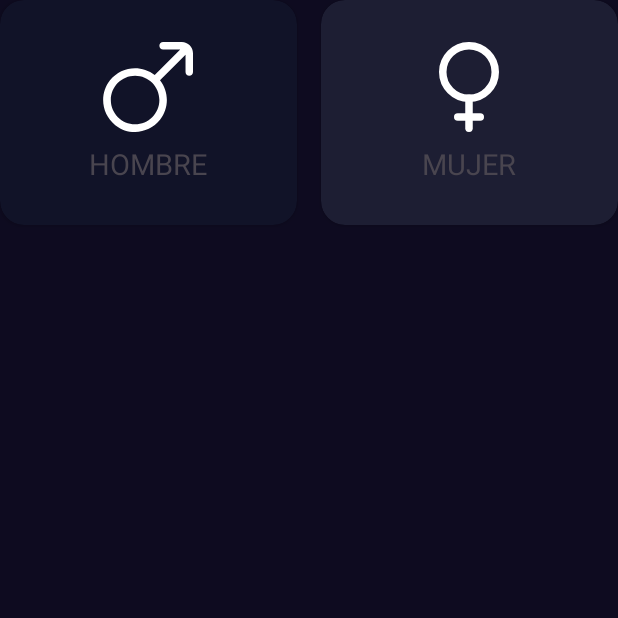
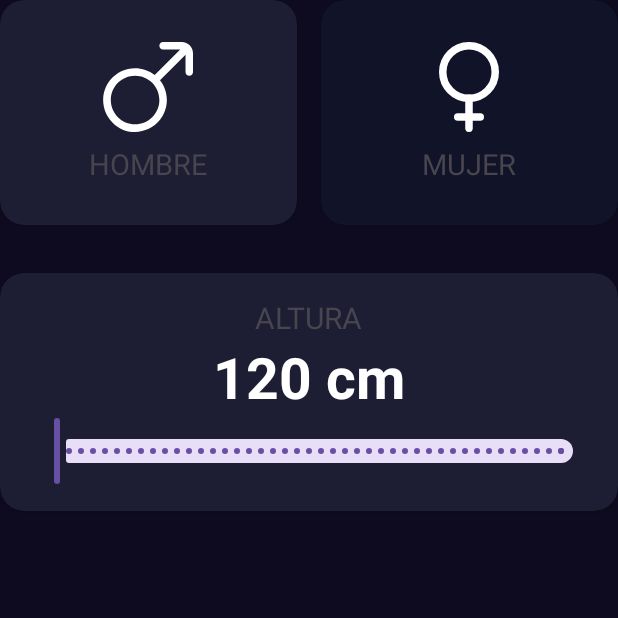
Before and after one commit to luarmoro123/inicio_desarrollador_movil, an Android app: the IMCApp screen opened directly, with no data from a screen before it, on a phone screen of 412 x 824 dp, the top half of it. Run offline under Robolectric (Android 15) with nearby library versions, the phone set to English and light mode, and no system bars.

Commit message:
mejora de diseño

```diff
--- a/app/src/main/java/com/example/prueba1/IMCApp.kt
+++ b/app/src/main/java/com/example/prueba1/IMCApp.kt
@@ -1,32 +1,46 @@
 package com.example.prueba1
 
+import android.icu.text.DecimalFormat
 import android.os.Bundle
+import android.support.v4.os.IResultReceiver
+import android.widget.TextView
 import androidx.activity.enableEdgeToEdge
 import androidx.appcompat.app.AppCompatActivity
 import androidx.core.view.ViewCompat
 import androidx.core.view.WindowInsetsCompat
 import androidx.cardview.widget.CardView
+import androidx.core.content.ContextCompat
+import com.google.android.material.slider.RangeSlider
+
 
 class IMCApp : AppCompatActivity() {
-    private var isMaleSelected: Boolean = true
-    private var isFemaleSelected: Boolean = false
+    private var isMaleSelected: Boolean = false
+    private var isFemaleSelected: Boolean = true
 
     private lateinit var viewMale: CardView
     private lateinit var viewFemale: CardView
+    private lateinit var tvHeight : TextView
+    private lateinit var rsHeight : RangeSlider
 
     override fun onCreate(savedInstanceState: Bundle?) {
         super.onCreate(savedInstanceState)
         enableEdgeToEdge()
         setContentView(R.layout.activity_imcapp)
+        initComponents()
+        initListeners()
+        initUI()
         ViewCompat.setOnApplyWindowInsetsListener(findViewById(R.id.main)) { v, insets ->
             val systemBars = insets.getInsets(WindowInsetsCompat.Type.systemBars())
             v.setPadding(systemBars.left, systemBars.top, systemBars.right, systemBars.bottom)
             insets
         }
     }
+
     private fun initComponents(){
         viewMale = findViewById(R.id.viewMale)
         viewFemale = findViewById(R.id.vieFemale)
+        tvHeight = findViewById(R.id.tvHeight)
+        rsHeight = findViewById(R.id.rsHeight)
     }
     private fun initListeners(){
         viewMale.setOnClickListener {
@@ -35,17 +49,29 @@ class IMCApp : AppCompatActivity() {
         viewFemale.setOnClickListener {
             setGenderColor()
         }
+        rsHeight.addOnChangeListener { _,value,_ ->
+            val df = DecimalFormat("#.##")
+            val result = df.format(value)
+            tvHeight.text = "$result cm"
+        }
 
     }
-    private fun setGenderColor(isMaleSelected: Boolean){
-        getBackgroundColor(isMaleSelected)
-        getBackgroundColor(isFemaleSelected)
-        viewMale.setCardBackgroundColor()
-        viewFemale.setCardBackgroundColor()
+    private fun changeGender(){
+        isMaleSelected = !isMaleSelected
+        isFemaleSelected = !isFemaleSelected
+    }
+    private fun setGenderColor(){
+        viewMale.setCardBackgroundColor(getBackgroundColor(isMaleSelected))
+        viewFemale.setCardBackgroundColor(getBackgroundColor(isFemaleSelected))
 
     }
-    private fun getBackgroundColor(isComponentSelected: Boolean){
-        val maleBackgroundColor = if(isComponentSelected) Context else R.color.background_component
+    private fun getBackgroundColor(isComponentSelected: Boolean):Int{
+        val referenColor= if(isComponentSelected) R.color.background_component_selected else R.color.background_component
+        return ContextCompat.getColor(this,referenColor)
+    }
+    private fun initUI() {
+        setGenderColor()
+        changeGender()
     }
 
 }
--- a/app/src/main/res/layout/activity_imcapp.xml
+++ b/app/src/main/res/layout/activity_imcapp.xml
@@ -5,9 +5,9 @@
     android:id="@+id/main"
     android:layout_width="match_parent"
     android:layout_height="match_parent"
+    android:background="@color/background_app"
     android:paddingHorizontal="16dp"
     android:paddingVertical="32dp"
-    android:background="@color/background_app"
     tools:context=".IMCApp">
 
 
@@ -25,8 +25,8 @@
         <androidx.appcompat.widget.LinearLayoutCompat
             android:layout_width="match_parent"
             android:layout_height="match_parent"
-            android:orientation="vertical"
-            android:gravity="center">
+            android:gravity="center"
+            android:orientation="vertical">
 
             <ImageView
                 android:layout_width="60dp"
@@ -62,8 +62,8 @@
         <androidx.appcompat.widget.LinearLayoutCompat
             android:layout_width="match_parent"
             android:layout_height="match_parent"
-            android:orientation="vertical"
-            android:gravity="center">
+            android:gravity="center"
+            android:orientation="vertical">
 
             <ImageView
                 android:layout_width="60dp"
@@ -85,4 +85,56 @@
 
         </androidx.appcompat.widget.LinearLayoutCompat>
     </androidx.cardview.widget.CardView>
+
+    <androidx.cardview.widget.CardView
+        android:layout_width="0dp"
+        android:layout_height="wrap_content"
+        android:layout_marginTop="32dp"
+        android:orientation="vertical"
+        app:cardBackgroundColor="@color/background_component"
+        app:cardCornerRadius="16dp"
+        app:layout_constraintEnd_toEndOf="parent"
+        app:layout_constraintStart_toStartOf="parent"
+        app:layout_constraintTop_toBottomOf="@id/viewMale">
+
+        <LinearLayout
+            android:layout_width="match_parent"
+            android:layout_height="wrap_content"
+            android:layout_margin="16dp"
+            android:gravity="center"
+            android:orientation="vertical">
+
+            <TextView
+                android:layout_width="wrap_content"
+                android:layout_height="wrap_content"
+                android:text="@string/strAltura"
+                android:textAllCaps="true"
+                android:textSize="20sp">
+
+            </TextView>
+
+            <TextView
+                android:id="@+id/tvHeight"
+                android:layout_width="wrap_content"
+                android:layout_height="wrap_content"
+                android:text="120 cm"
+                android:textStyle="bold"
+                android:textColor="@color/white"
+                android:textSize="38sp">
+
+            </TextView>
+
+            <com.google.android.material.slider.RangeSlider
+                android:id="@+id/rsHeight"
+                android:layout_width="match_parent"
+                android:layout_height="wrap_content"
+                android:stepSize="1"
+                android:valueFrom="120"
+                android:valueTo="200">
+
+            </com.google.android.material.slider.RangeSlider>
+
+        </LinearLayout>
+
+    </androidx.cardview.widget.CardView>
 </androidx.constraintlayout.widget.ConstraintLayout>
```
